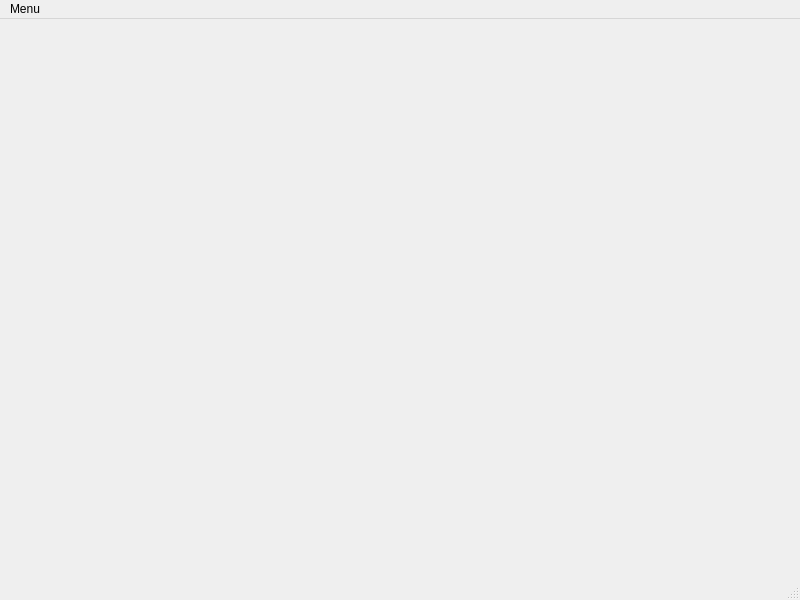
Before: the Qt Designer form RjcServer/mainwindow.ui in Rjccc/RjcChat, drawn with Qt 5.
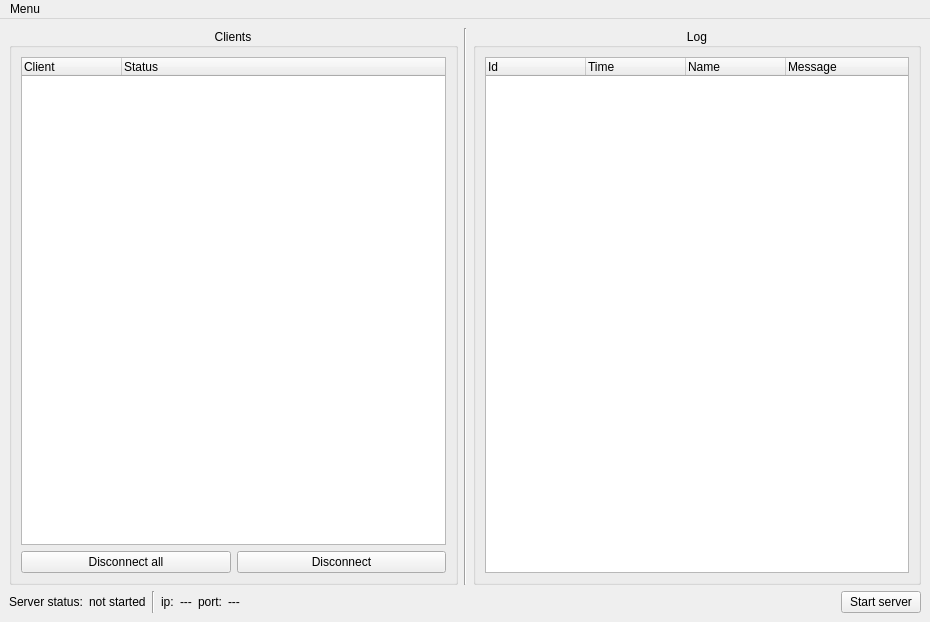
After: the same form once the commit is applied.

Commit message: Server/Client stuff

Diff of the .ui file:
```diff
--- a/RjcServer/mainwindow.ui
+++ b/RjcServer/mainwindow.ui
@@ -6,20 +6,187 @@
    <rect>
     <x>0</x>
     <y>0</y>
-    <width>800</width>
-    <height>600</height>
+    <width>930</width>
+    <height>622</height>
    </rect>
   </property>
   <property name="windowTitle">
    <string>MainWindow</string>
   </property>
-  <widget class="QWidget" name="centralwidget"/>
+  <widget class="QWidget" name="centralwidget">
+   <layout class="QVBoxLayout" name="verticalLayout_3">
+    <item>
+     <layout class="QHBoxLayout" name="horizontalLayout_2">
+      <item>
+       <widget class="QGroupBox" name="groupBox">
+        <property name="title">
+         <string>Clients</string>
+        </property>
+        <property name="alignment">
+         <set>Qt::AlignCenter</set>
+        </property>
+        <layout class="QVBoxLayout" name="verticalLayout">
+         <item>
+          <widget class="QTreeWidget" name="twClients">
+           <column>
+            <property name="text">
+             <string>Client</string>
+            </property>
+           </column>
+           <column>
+            <property name="text">
+             <string>Status</string>
+            </property>
+           </column>
+          </widget>
+         </item>
+         <item>
+          <layout class="QHBoxLayout" name="horizontalLayout">
+           <item>
+            <widget class="QPushButton" name="pbDisconnectAll">
+             <property name="text">
+              <string>Disconnect all</string>
+             </property>
+            </widget>
+           </item>
+           <item>
+            <widget class="QPushButton" name="pbDisconnect">
+             <property name="text">
+              <string>Disconnect</string>
+             </property>
+            </widget>
+           </item>
+          </layout>
+         </item>
+        </layout>
+       </widget>
+      </item>
+      <item>
+       <widget class="Line" name="line">
+        <property name="orientation">
+         <enum>Qt::Vertical</enum>
+        </property>
+       </widget>
+      </item>
+      <item>
+       <widget class="QGroupBox" name="groupBox_2">
+        <property name="title">
+         <string>Log</string>
+        </property>
+        <property name="alignment">
+         <set>Qt::AlignCenter</set>
+        </property>
+        <layout class="QVBoxLayout" name="verticalLayout_2">
+         <item>
+          <widget class="QTreeWidget" name="twLog">
+           <column>
+            <property name="text">
+             <string>Id</string>
+            </property>
+           </column>
+           <column>
+            <property name="text">
+             <string>Time</string>
+            </property>
+           </column>
+           <column>
+            <property name="text">
+             <string>Name</string>
+            </property>
+           </column>
+           <column>
+            <property name="text">
+             <string>Message</string>
+            </property>
+           </column>
+          </widget>
+         </item>
+        </layout>
+       </widget>
+      </item>
+     </layout>
+    </item>
+    <item>
+     <layout class="QHBoxLayout" name="horizontalLayout_3">
+      <item>
+       <widget class="QLabel" name="label">
+        <property name="text">
+         <string>Server status:</string>
+        </property>
+       </widget>
+      </item>
+      <item>
+       <widget class="QLabel" name="lStatus">
+        <property name="text">
+         <string>not started</string>
+        </property>
+       </widget>
+      </item>
+      <item>
+       <widget class="Line" name="line_2">
+        <property name="orientation">
+         <enum>Qt::Vertical</enum>
+        </property>
+       </widget>
+      </item>
+      <item>
+       <widget class="QLabel" name="label_2">
+        <property name="text">
+         <string>ip:</string>
+        </property>
+       </widget>
+      </item>
+      <item>
+       <widget class="QLabel" name="lIp">
+        <property name="text">
+         <string>---</string>
+        </property>
+       </widget>
+      </item>
+      <item>
+       <widget class="QLabel" name="label_4">
+        <property name="text">
+         <string>port:</string>
+        </property>
+       </widget>
+      </item>
+      <item>
+       <widget class="QLabel" name="lPort">
+        <property name="text">
+         <string>---</string>
+        </property>
+       </widget>
+      </item>
+      <item>
+       <spacer name="horizontalSpacer">
+        <property name="orientation">
+         <enum>Qt::Horizontal</enum>
+        </property>
+        <property name="sizeHint" stdset="0">
+         <size>
+          <width>40</width>
+          <height>20</height>
+         </size>
+        </property>
+       </spacer>
+      </item>
+      <item>
+       <widget class="QPushButton" name="pbServer">
+        <property name="text">
+         <string>Start server</string>
+        </property>
+       </widget>
+      </item>
+     </layout>
+    </item>
+   </layout>
+  </widget>
   <widget class="QMenuBar" name="menubar">
    <property name="geometry">
     <rect>
      <x>0</x>
      <y>0</y>
-     <width>800</width>
+     <width>930</width>
      <height>22</height>
     </rect>
    </property>
@@ -31,7 +198,6 @@
    </widget>
    <addaction name="menutest"/>
   </widget>
-  <widget class="QStatusBar" name="statusbar"/>
   <action name="actionExit">
    <property name="text">
     <string>Exit</string>
```
The commit also changes 5 other files.
